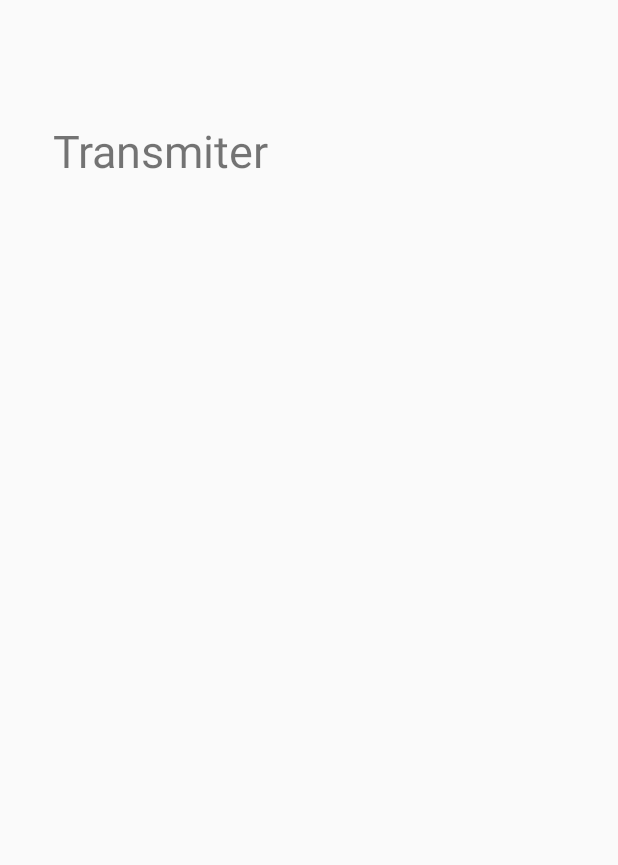
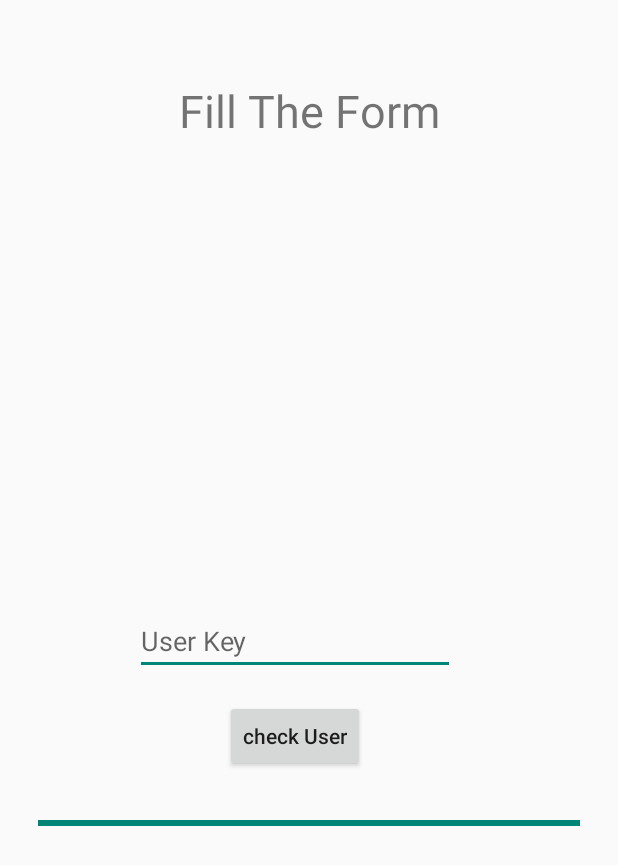
Before and after one commit to KarimM7mad/VehicleTracker, an Android app: the TransmiterForm screen opened directly, with no data from a screen before it, on a phone screen of 412 x 824 dp. Shown: the top 865 px of the screen. Run offline under Robolectric (Android 15) with nearby library versions, the phone set to English and light mode, and no system bars; our stand-ins replace Firebase (no records; nobody signed in at launch, a user with empty details on screens opened directly).

Commit message:
all intors finished, remaining GPS Interactions Handling

```diff
--- a/app/src/main/java/com/example/karimm7mad/vehicletracker/Car.java
+++ b/app/src/main/java/com/example/karimm7mad/vehicletracker/Car.java
@@ -8,6 +8,7 @@ public class Car {
     public String numToCall;
     public float currentLatitude;
     public float currentLongitude;
+    public boolean isCarMoving;
 
     public Car() {
     }
@@ -19,6 +20,7 @@ public class Car {
         this.numToCall = numToCall;
         this.currentLatitude = currentLatitude;
         this.currentLongitude = currentLongitude;
+        this.isCarMoving = false;
     }
 
     @Override
--- a/app/src/main/java/com/example/karimm7mad/vehicletracker/TransmiterForm.java
+++ b/app/src/main/java/com/example/karimm7mad/vehicletracker/TransmiterForm.java
@@ -1,24 +1,203 @@
 package com.example.karimm7mad.vehicletracker;
 
+import android.content.DialogInterface;
+import android.content.Intent;
+import android.os.CountDownTimer;
+import android.support.annotation.NonNull;
+import android.support.v7.app.AlertDialog;
 import android.support.v7.app.AppCompatActivity;
 import android.os.Bundle;
+import android.view.View;
+import android.widget.Button;
+import android.widget.EditText;
+import android.widget.ProgressBar;
+import android.widget.Toast;
+
+import com.google.firebase.database.DataSnapshot;
+import com.google.firebase.database.DatabaseError;
+import com.google.firebase.database.DatabaseReference;
+import com.google.firebase.database.FirebaseDatabase;
+import com.google.firebase.database.ValueEventListener;
 
 public class TransmiterForm extends AppCompatActivity {
 
+    public DatabaseReference firebaseDBman = null;
 
+    public EditText carkeyEditTxt, userkeyEditTxt;
+    public String carKeyEntered, userKeyEntered;
+    public AlertDialog.Builder builder = null;
+    public Button submitBtn, checkCarBtn, checkUserBtn;
+    public static boolean isUserExist;
+    public static boolean isCarExist;
+    public DBAdapter localDBman;
+    public Intent goToTransmitterMapIntent;
+    public CountDownTimer subDownTimerUser;
+    public CountDownTimer subDownTimerCar;
+    public ProgressBar loading;
 
 
     @Override
     protected void onCreate(Bundle savedInstanceState) {
         super.onCreate(savedInstanceState);
         setContentView(R.layout.activity_transmiter_form);
+        this.loading = findViewById(R.id.determinateBar);
+        this.loading.setProgress(100);
+        this.goToTransmitterMapIntent = new Intent(TransmiterForm.this, TransmiterMapsActivity.class);
+        TransmiterForm.isCarExist = false;
+        TransmiterForm.isUserExist = false;
+        //firebase and timer to handle the searchings for values
+        this.firebaseDBman = FirebaseDatabase.getInstance().getReference();
+        this.subDownTimerCar = new CountDownTimer(4000, 500) {
+            @Override
+            public void onTick(long millisUntilFinished) {
+                loading.setProgress((int) ((4000 - millisUntilFinished) / 40));
+                carkeyEditTxt.setFocusable(false);
+                carkeyEditTxt.setClickable(false);
+                checkCarBtn.setClickable(false);
+                if (!TransmiterForm.isCarExist) {
+                    userKeyEntered = userkeyEditTxt.getText().toString();
+                    carKeyEntered = carkeyEditTxt.getText().toString();
+                    firebaseDBman = FirebaseDatabase.getInstance().getReference("Cars").child(userKeyEntered);
+                    firebaseDBman.addListenerForSingleValueEvent(new ValueEventListener() {
+                        @Override
+                        public void onDataChange(@NonNull DataSnapshot dataSnapshot) {
+                            for (DataSnapshot dn : dataSnapshot.getChildren()) {
+                                if (carKeyEntered.equals(dn.getKey())) {
+                                    TransmiterForm.isCarExist = true;
+                                    break;
+                                }
+                            }
+                        }
 
+                        @Override
+                        public void onCancelled(@NonNull DatabaseError databaseError) {
 
+                        }
+                    });
+                }
+            }
 
+            @Override
+            public void onFinish() {
+                loading.setProgress(100);
+                if (TransmiterForm.isCarExist) {
+                    submitBtn.setClickable(true);
+                    submitBtn.setFocusable(true);
+                    submitBtn.setVisibility(View.VISIBLE);
+                } else {
+                    carkeyEditTxt.setFocusable(true);
+                    carkeyEditTxt.setClickable(true);
+                    checkCarBtn.setClickable(true);
+                    showPopUp("Car Doesn't Exist");
+                }
+            }
+        };
+        this.subDownTimerUser = new CountDownTimer(4000, 500) {
+            @Override
+            public void onTick(long millisUntilFinished) {
+                loading.setProgress((int) ((4000 - millisUntilFinished) / 40));
+                userkeyEditTxt.setClickable(false);
+                userkeyEditTxt.setFocusable(false);
+                checkUserBtn.setClickable(false);
+                if (!TransmiterForm.isUserExist) {
+                    userKeyEntered = userkeyEditTxt.getText().toString();
+                    firebaseDBman = FirebaseDatabase.getInstance().getReference("Users");
+                    firebaseDBman.addListenerForSingleValueEvent(new ValueEventListener() {
+                        @Override
+                        public void onDataChange(@NonNull DataSnapshot dataSnapshot) {
+                            for (DataSnapshot dn : dataSnapshot.getChildren()) {
+                                if (userKeyEntered.equals(dn.getKey())) {
+                                    TransmiterForm.isUserExist = true;
+                                    break;
+                                }
+                            }
+                        }
 
+                        @Override
+                        public void onCancelled(@NonNull DatabaseError databaseError) {
+
+                        }
+
+                    });
+                }
+            }
+
+            @Override
+            public void onFinish() {
+                loading.setProgress(100);
+                if (TransmiterForm.isUserExist) {
+                    carkeyEditTxt.setVisibility(View.VISIBLE);
+                    checkCarBtn.setVisibility(View.VISIBLE);
+                    checkCarBtn.setClickable(true);
+                    checkCarBtn.setFocusable(true);
+                } else {
+                    userkeyEditTxt.setClickable(true);
+                    userkeyEditTxt.setFocusable(true);
+                    checkUserBtn.setClickable(true);
+                    showPopUp("User Doesn't Exist");
+
+                }
+
+            }
+        };
+        //get the Views References
+        this.userkeyEditTxt = findViewById(R.id.userEditTxtTr);
+        this.checkUserBtn = findViewById(R.id.checkUserBtn);
+        this.checkUserBtn.setOnClickListener(new View.OnClickListener() {
+            @Override
+            public void onClick(View v) {
+                loading.setProgress(0);
+                subDownTimerUser.start();
+            }
+        });
+        //car data
+        this.carkeyEditTxt = findViewById(R.id.keyEditTxtTr);
+        this.carkeyEditTxt.setVisibility(View.GONE);
+
+        this.checkCarBtn = findViewById(R.id.checkCarBtn);
+        this.checkCarBtn.setClickable(false);
+        this.checkCarBtn.setFocusable(false);
+        this.checkCarBtn.setVisibility(View.GONE);
+        this.checkCarBtn.setOnClickListener(new View.OnClickListener() {
+            @Override
+            public void onClick(View v) {
+                loading.setProgress(0);
+                subDownTimerCar.start();
+            }
+        });
+
+        //submit all Data
+        this.submitBtn = findViewById(R.id.submitBtnTr);
+        this.submitBtn.setClickable(false);
+        this.submitBtn.setFocusable(false);
+        this.submitBtn.setVisibility(View.GONE);
+        this.submitBtn.setOnClickListener(new View.OnClickListener() {
+            @Override
+            public void onClick(View v) {
+                localDBman = new DBAdapter(getBaseContext());
+                localDBman.open();
+                localDBman.deleteAll();
+                localDBman.insertRow("CAR_" + carKeyEntered);
+                localDBman.close();
+                goToTransmitterMapIntent.putExtra("carkey", carKeyEntered);
+                TransmiterForm.isCarExist = false;
+                TransmiterForm.isUserExist = false;
+                startActivity(goToTransmitterMapIntent);
+            }
+        });
+    }
+
+    public void showPopUp(String str) {
+        this.builder = new AlertDialog.Builder(this);
+        this.builder.setTitle("Pop UP");
+        this.builder.setMessage(str);
+        this.builder.setNeutralButton("Done", new DialogInterface.OnClickListener() {
+            public void onClick(DialogInterface dialog, int whichButton) {
+                dialog.cancel();
+            }
+        });
+        this.builder.create().show();
     }
 
 
-
-
 }
--- a/app/src/main/res/layout/activity_receiver_form.xml
+++ b/app/src/main/res/layout/activity_receiver_form.xml
@@ -88,7 +88,7 @@
         android:inputType="phone" />
 
     <Button
-        android:id="@+id/submitBtn"
+        android:id="@+id/submitBtnRe"
         android:layout_width="wrap_content"
         android:layout_height="wrap_content"
         android:layout_centerHorizontal="true"
--- a/app/src/main/res/layout/activity_transmiter_form.xml
+++ b/app/src/main/res/layout/activity_transmiter_form.xml
@@ -7,16 +7,81 @@
     tools:context=".TransmiterForm">
 
 
-
     <TextView
-        android:layout_width="wrap_content"
+        android:layout_width="match_parent"
         android:layout_height="wrap_content"
         android:layout_alignParentStart="true"
         android:layout_alignParentTop="true"
-        android:layout_marginStart="35dp"
-        android:layout_marginTop="80dp"
-        android:text="Transmiter"
+        android:layout_marginStart="0dp"
+        android:layout_marginTop="53dp"
+        android:gravity="center"
+        android:text="Fill The Form"
         android:textSize="30dp" />
 
 
+    <EditText
+        android:id="@+id/userEditTxtTr"
+        android:layout_width="wrap_content"
+        android:layout_height="wrap_content"
+        android:layout_alignParentBottom="true"
+        android:layout_marginStart="90dp"
+        android:layout_marginBottom="374dp"
+        android:ems="10"
+        android:hint="User Key"
+        android:inputType="textPersonName" />
+
+    <EditText
+        android:id="@+id/keyEditTxtTr"
+        android:layout_width="wrap_content"
+        android:layout_height="wrap_content"
+        android:layout_alignParentBottom="true"
+        android:layout_centerHorizontal="true"
+        android:layout_marginBottom="204dp"
+        android:ems="10"
+        android:hint="Car Key"
+        android:inputType="textPersonName" />
+
+    <Button
+        android:id="@+id/submitBtnTr"
+        android:layout_width="wrap_content"
+        android:layout_height="wrap_content"
+        android:layout_alignParentBottom="true"
+        android:layout_centerHorizontal="true"
+        android:layout_marginBottom="56dp"
+        android:text="submit"
+
+        />
+
+    <Button
+        android:id="@+id/checkUserBtn"
+        android:layout_width="wrap_content"
+        android:layout_height="wrap_content"
+        android:layout_below="@+id/userEditTxtTr"
+        android:layout_marginStart="150dp"
+        android:layout_marginTop="-357dp"
+        android:text="check User"
+        android:textAllCaps="false" />
+
+    <Button
+        android:id="@+id/checkCarBtn"
+        android:layout_width="wrap_content"
+        android:layout_height="wrap_content"
+        android:layout_below="@+id/keyEditTxtTr"
+        android:layout_centerHorizontal="true"
+        android:layout_marginTop="-204dp"
+        android:text="check Car"
+        android:textAllCaps="false" />
+
+    <ProgressBar
+        android:id="@+id/determinateBar"
+        style="@android:style/Widget.Material.ProgressBar.Horizontal"
+        android:layout_width="match_parent"
+        android:layout_height="37dp"
+        android:layout_alignParentStart="true"
+        android:layout_alignParentTop="true"
+        android:layout_marginStart="25dp"
+        android:layout_marginTop="530dp"
+        android:layout_marginEnd="25dp"
+        android:progress="100" />
+
 </RelativeLayout>
```
Also changed, not shown: app/src/main/AndroidManifest.xml (+6 -1 lines), app/src/main/java/com/example/karimm7mad/vehicletracker/ReceiverForm.java (+6 -4 lines), app/src/main/java/com/example/karimm7mad/vehicletracker/ReceiverMapsActivity.java (+34 -61 lines), app/src/main/java/com/example/karimm7mad/vehicletracker/TransmiterMapsActivity.java (+61 -21 lines), app/src/main/java/com/example/karimm7mad/vehicletracker/audioService.java (added, +16 -0 lines), app/src/main/res/layout/activity_receiver_maps.xml (+13 -1 lines).
